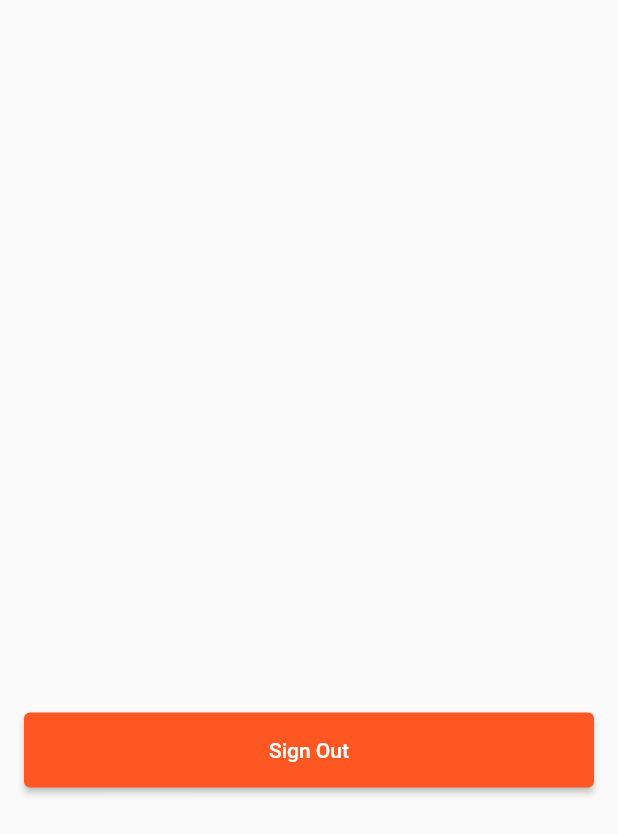
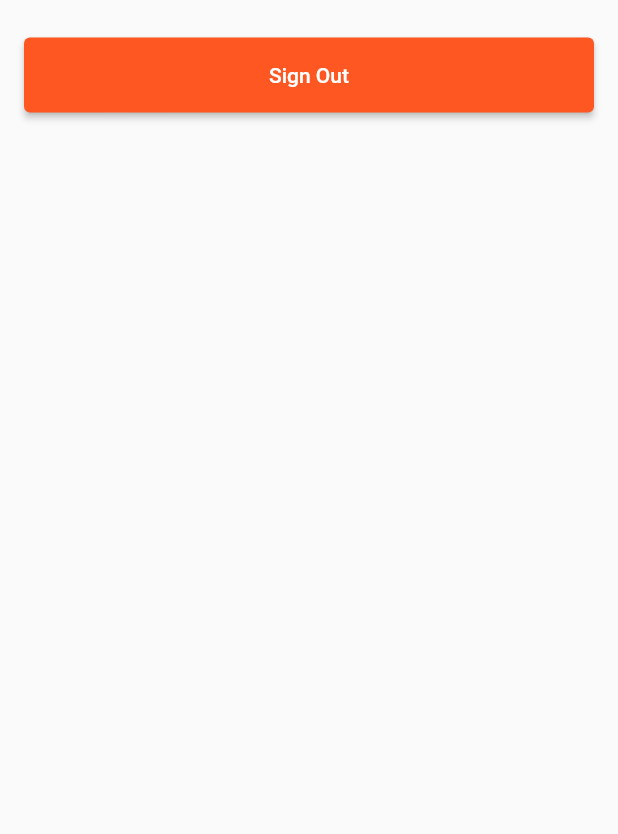
Before and after one commit to ParkTheJohn/bruteforce, a Flutter app: the settingsPage screen opened directly, on a phone screen of 412 x 824 dp. Shown: the top 834 px of the screen. Run offline on Flutter 3.47's test engine with Material 2 defaults, Android fonts, the phone set to English and light mode, and no system bars; our stand-ins replace charts_flutter, cloud_firestore, firebase_auth, firebase_core, flutter_slidable, font_awesome_flutter and 1 more; accounts and stored records are empty.

Commit message:
Settings page bugfix
Fixed a bug where the logout button in the settings page did not show up in the correct position

```diff
--- a/lib/settingsPage.dart
+++ b/lib/settingsPage.dart
@@ -10,14 +10,14 @@ class settingsPage extends StatelessWidget {
   @override
   Widget build(BuildContext context) {
     // TODO: implement build
+    Size size = MediaQuery.of(context).size;
     return Scaffold(
       body: Container(
+        height: size.height,
+        width: double.infinity,
         padding: EdgeInsets.only(left: 16, top:25, right: 16),
         child: ListView(
           children: [
-            SizedBox(
-              height: 450,
-            ),
             ElevatedButton(
               style: ButtonStyle(
                 minimumSize: MaterialStateProperty.all(Size(300, 50)),
```
